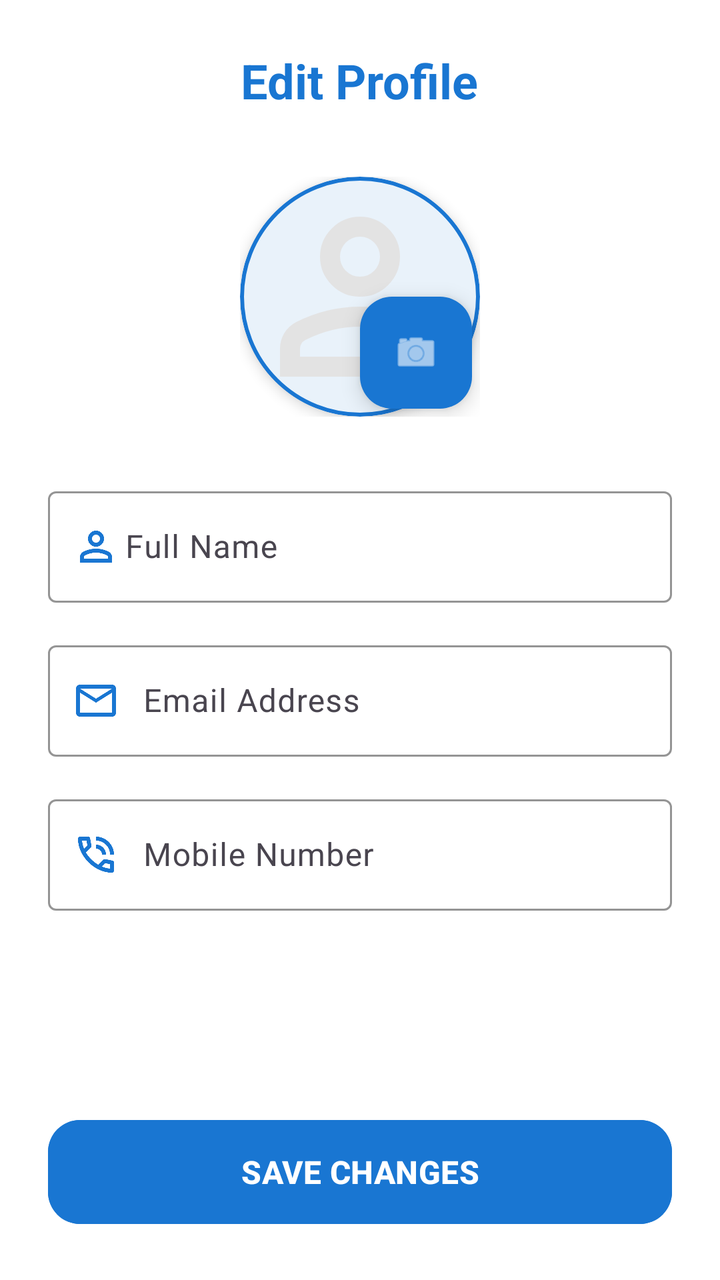
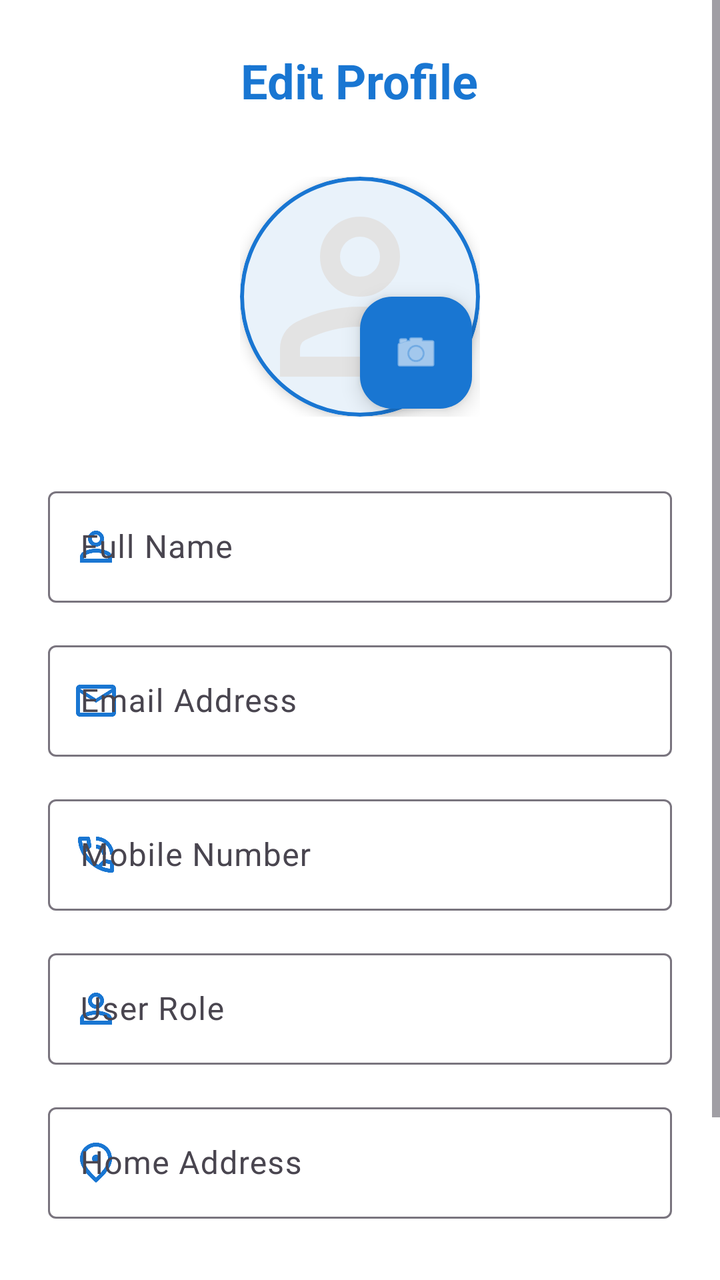

Two renders of the same Android screen: before a commit and after it. Below are the layout's source before the change and the commit's diff.
<!-- AndroidManifest.xml: application theme Theme.Urbanfix -->
<!-- res/layout/fragment_editprofile.xml -->
<?xml version="1.0" encoding="utf-8"?>
<ScrollView xmlns:android="http://schemas.android.com/apk/res/android"
    xmlns:app="http://schemas.android.com/apk/res-auto"
    xmlns:tools="http://schemas.android.com/tools"
    android:layout_width="match_parent"
    android:layout_height="match_parent"
    android:fillViewport="true"
    android:background="?android:attr/windowBackground">

    <LinearLayout
        android:layout_width="match_parent"
        android:layout_height="wrap_content"
        android:orientation="vertical"
        android:padding="24dp">

        <TextView
            android:layout_width="wrap_content"
            android:layout_height="wrap_content"
            android:text="Edit Profile"
            android:textSize="24sp"
            android:textColor="?attr/colorPrimary"
            android:textStyle="bold"
            android:layout_gravity="center"
            android:layout_marginBottom="32dp" />

        <androidx.constraintlayout.widget.ConstraintLayout
            android:layout_width="wrap_content"
            android:layout_height="wrap_content"
            android:layout_gravity="center"
            android:layout_marginBottom="32dp">

            <com.google.android.material.card.MaterialCardView
                android:id="@+id/cardProfileImage"
                android:layout_width="120dp"
                android:layout_height="120dp"
                app:cardCornerRadius="60dp"
                app:cardElevation="4dp"
                app:strokeColor="?attr/colorPrimary"
                app:strokeWidth="2dp"
                app:layout_constraintTop_toTopOf="parent"
                app:layout_constraintStart_toStartOf="parent"
                app:layout_constraintEnd_toEndOf="parent">

                <ImageView
                    android:id="@+id/ivProfilePicture"
                    android:layout_width="match_parent"
                    android:layout_height="match_parent"
                    android:scaleType="centerCrop"
                    android:src="@drawable/ic_person"
                 /> </com.google.android.material.card.MaterialCardView>

            <com.google.android.material.floatingactionbutton.FloatingActionButton
                android:id="@+id/btnEditImage"
                android:layout_width="wrap_content"
                android:layout_height="wrap_content"
                app:fabSize="mini"
                app:srcCompat="@android:drawable/ic_menu_camera"
                app:backgroundTint="?attr/colorPrimary"
                app:tint="@color/white"
                app:layout_constraintBottom_toBottomOf="@id/cardProfileImage"
                app:layout_constraintEnd_toEndOf="@id/cardProfileImage"
                android:layout_marginEnd="4dp"
                android:layout_marginBottom="4dp" />

        </androidx.constraintlayout.widget.ConstraintLayout>

        <com.google.android.material.textfield.TextInputLayout
            style="@style/Widget.Material3.TextInputLayout.OutlinedBox"
            android:layout_width="match_parent"
            android:layout_height="wrap_content"
            android:hint="     Full Name"
            app:startIconDrawable="@drawable/ic_person"
            app:startIconTint="?attr/colorPrimary"
            app:boxStrokeColor="?attr/colorPrimary"
            app:hintTextColor="?attr/colorPrimary">

            <com.google.android.material.textfield.TextInputEditText
                android:id="@+id/etEditName"
                android:layout_width="match_parent"
                android:layout_height="wrap_content"
                android:inputType="textPersonName"
                android:textColor="?attr/colorOnSurface" />
        </com.google.android.material.textfield.TextInputLayout>

        <com.google.android.material.textfield.TextInputLayout
            style="@style/Widget.Material3.TextInputLayout.OutlinedBox"
            android:layout_width="match_parent"
            android:layout_height="wrap_content"
            android:layout_marginTop="16dp"
            android:hint="       Email Address"
            app:startIconDrawable="@drawable/ic_mail"
            app:startIconTint="?attr/colorPrimary"
            app:boxStrokeColor="?attr/colorPrimary"
            app:hintTextColor="?attr/colorPrimary">

            <com.google.android.material.textfield.TextInputEditText
                android:id="@+id/etEditEmail"
                android:layout_width="match_parent"
                android:layout_height="wrap_content"
                android:inputType="textEmailAddress" />
        </com.google.android.material.textfield.TextInputLayout>

        <com.google.android.material.textfield.TextInputLayout
            style="@style/Widget.Material3.TextInputLayout.OutlinedBox"
            android:layout_width="match_parent"
            android:layout_height="wrap_content"
            android:layout_marginTop="16dp"
            android:hint="       Mobile Number"
            app:startIconDrawable="@drawable/ic_phone"
            app:startIconTint="?attr/colorPrimary"
            app:boxStrokeColor="?attr/colorPrimary"
            app:hintTextColor="?attr/colorPrimary">

            <com.google.android.material.textfield.TextInputEditText
                android:id="@+id/etEditMobile"
                android:layout_width="match_parent"
                android:layout_height="wrap_content"
                android:inputType="phone" />
        </com.google.android.material.textfield.TextInputLayout>

        <View
            android:layout_width="match_parent"
            android:layout_height="0dp"
            android:layout_weight="1" />

        <com.google.android.material.button.MaterialButton
            android:id="@+id/btnSaveProfile"
            android:layout_width="match_parent"
            android:layout_height="60dp"
            android:layout_marginTop="40dp"
            android:text="SAVE CHANGES"
            android:textSize="?android:attr/textSize"
            android:textStyle="bold"
            app:cornerRadius="16dp"
            android:backgroundTint="?attr/colorPrimary" />

    </LinearLayout>
</ScrollView>
<!-- resources referenced by this layout -->
<resources>
  <color name="white">#FFFFFFFF</color>
  <!-- drawable ic_mail (drawable) -->
  <vector xmlns:android="http://schemas.android.com/apk/res/android"
      android:width="24dp"
      android:height="24dp"
      android:viewportWidth="24"
      android:viewportHeight="24">
    <path
        android:pathData="M22,6c0,-1.1 -0.9,-2 -2,-2L4,4c-1.1,0 -2,0.9 -2,2v12c0,1.1 0.9,2 2,2h16c1.1,0 2,-0.9 2,-2L22,6zM20,6l-8,4.99L4,6h16zM20,18L4,18L4,8l8,5 8,-5v10z"
        android:fillColor="#e3e3e3"/>
  </vector>
  <!-- drawable ic_person (drawable) -->
  <vector xmlns:android="http://schemas.android.com/apk/res/android"
      android:width="24dp"
      android:height="24dp"
      android:viewportWidth="960"
      android:viewportHeight="960">
    <path
        android:pathData="M480,480q-66,0 -113,-47t-47,-113q0,-66 47,-113t113,-47q66,0 113,47t47,113q0,66 -47,113t-113,47ZM160,800v-112q0,-34 17.5,-62.5T224,582q62,-31 126,-46.5T480,520q66,0 130,15.5T736,582q29,15 46.5,43.5T800,688v112L160,800ZM240,720h480v-32q0,-11 -5.5,-20T700,654q-54,-27 -109,-40.5T480,600q-56,0 -111,13.5T260,654q-9,5 -14.5,14t-5.5,20v32ZM480,400q33,0 56.5,-23.5T560,320q0,-33 -23.5,-56.5T480,240q-33,0 -56.5,23.5T400,320q0,33 23.5,56.5T480,400ZM480,320ZM480,720Z"
        android:fillColor="#e3e3e3"/>
  </vector>
  <!-- drawable ic_phone (drawable) -->
  <vector xmlns:android="http://schemas.android.com/apk/res/android"
      android:width="24dp"
      android:height="24dp"
      android:viewportWidth="960"
      android:viewportHeight="960">
    <path
        android:pathData="M760,480q0,-117 -81.5,-198.5T480,200v-80q75,0 140.5,28.5t114,77q48.5,48.5 77,114T840,480h-80ZM600,480q0,-50 -35,-85t-85,-35v-80q83,0 141.5,58.5T680,480h-80ZM798,840q-125,0 -247,-54.5T329,631Q229,531 174.5,409T120,162q0,-18 12,-30t30,-12h162q14,0 25,9.5t13,22.5l26,140q2,16 -1,27t-11,19l-97,98q20,37 47.5,71.5T387,574q31,31 65,57.5t72,48.5l94,-94q9,-9 23.5,-13.5T670,570l138,28q14,4 23,14.5t9,23.5v162q0,18 -12,30t-30,12ZM241,360l66,-66 -17,-94h-89q5,41 14,81t26,79ZM599,718q39,17 79.5,27t81.5,13v-88l-94,-19 -67,67ZM241,360ZM599,718Z"
        android:fillColor="#e3e3e3"/>
  </vector>
  <style name="Theme.Urbanfix" parent="Base.Theme.Urbanfix" />
  <style name="Base.Theme.Urbanfix" parent="Theme.Material3.DayNight.NoActionBar">
          <item name="colorPrimary">#1976D2</item>
          <item name="colorOnPrimary">#FFFFFF</item>
          <item name="colorSecondary">#42A5F5</item>
          <item name="colorOnSecondary">#FFFFFF</item>
          <item name="android:statusBarColor">#1976D2</item>
          <item name="android:windowBackground">#FFFFFF</item>
          <item name="colorSurface">#FFFFFF</item>
          <item name="colorOnSurface">#212121</item>
          <item name="colorSurfaceVariant">#F5F5F5</item>
          <item name="android:textSize">16sp</item>
      </style>
</resources>

<!-- the commit's change to res/layout/fragment_editprofile.xml (unified diff, before → after) -->
@@ -42,15 +42,15 @@
                 app:layout_constraintEnd_toEndOf="parent">
 
                 <ImageView
-                    android:id="@+id/ivProfilePicture"
+                    android:id="@+id/ivEditProfilePicture"
                     android:layout_width="match_parent"
                     android:layout_height="match_parent"
                     android:scaleType="centerCrop"
-                    android:src="@drawable/ic_person"
-                 /> </com.google.android.material.card.MaterialCardView>
+                    android:src="@drawable/ic_person" />
+            </com.google.android.material.card.MaterialCardView>
 
             <com.google.android.material.floatingactionbutton.FloatingActionButton
-                android:id="@+id/btnEditImage"
+                android:id="@+id/btnChangeImage"
                 android:layout_width="wrap_content"
                 android:layout_height="wrap_content"
                 app:fabSize="mini"
@@ -61,25 +61,21 @@
                 app:layout_constraintEnd_toEndOf="@id/cardProfileImage"
                 android:layout_marginEnd="4dp"
                 android:layout_marginBottom="4dp" />
-
         </androidx.constraintlayout.widget.ConstraintLayout>
 
         <com.google.android.material.textfield.TextInputLayout
             style="@style/Widget.Material3.TextInputLayout.OutlinedBox"
             android:layout_width="match_parent"
             android:layout_height="wrap_content"
-            android:hint="     Full Name"
+            android:hint="Full Name"
             app:startIconDrawable="@drawable/ic_person"
-            app:startIconTint="?attr/colorPrimary"
-            app:boxStrokeColor="?attr/colorPrimary"
-            app:hintTextColor="?attr/colorPrimary">
+            app:startIconTint="?attr/colorPrimary">
 
             <com.google.android.material.textfield.TextInputEditText
                 android:id="@+id/etEditName"
                 android:layout_width="match_parent"
                 android:layout_height="wrap_content"
-                android:inputType="textPersonName"
-                android:textColor="?attr/colorOnSurface" />
+                android:inputType="textPersonName" />
         </com.google.android.material.textfield.TextInputLayout>
 
         <com.google.android.material.textfield.TextInputLayout
@@ -87,11 +83,9 @@
             android:layout_width="match_parent"
             android:layout_height="wrap_content"
             android:layout_marginTop="16dp"
-            android:hint="       Email Address"
+            android:hint="Email Address"
             app:startIconDrawable="@drawable/ic_mail"
-            app:startIconTint="?attr/colorPrimary"
-            app:boxStrokeColor="?attr/colorPrimary"
-            app:hintTextColor="?attr/colorPrimary">
+            app:startIconTint="?attr/colorPrimary">
 
             <com.google.android.material.textfield.TextInputEditText
                 android:id="@+id/etEditEmail"
@@ -105,11 +99,9 @@
             android:layout_width="match_parent"
             android:layout_height="wrap_content"
             android:layout_marginTop="16dp"
-            android:hint="       Mobile Number"
+            android:hint="Mobile Number"
             app:startIconDrawable="@drawable/ic_phone"
-            app:startIconTint="?attr/colorPrimary"
-            app:boxStrokeColor="?attr/colorPrimary"
-            app:hintTextColor="?attr/colorPrimary">
+            app:startIconTint="?attr/colorPrimary">
 
             <com.google.android.material.textfield.TextInputEditText
                 android:id="@+id/etEditMobile"
@@ -118,10 +110,38 @@
                 android:inputType="phone" />
         </com.google.android.material.textfield.TextInputLayout>
 
-        <View
+        <com.google.android.material.textfield.TextInputLayout
+            style="@style/Widget.Material3.TextInputLayout.OutlinedBox"
             android:layout_width="match_parent"
-            android:layout_height="0dp"
-            android:layout_weight="1" />
+            android:layout_height="wrap_content"
+            android:layout_marginTop="16dp"
+            android:hint="User Role"
+            app:startIconDrawable="@drawable/ic_person"
+            app:startIconTint="?attr/colorPrimary">
+
+            <com.google.android.material.textfield.TextInputEditText
+                android:id="@+id/etEditRole"
+                android:layout_width="match_parent"
+                android:layout_height="wrap_content"
+                android:enabled="false"
+                android:inputType="none" />
+        </com.google.android.material.textfield.TextInputLayout>
+
+        <com.google.android.material.textfield.TextInputLayout
+            style="@style/Widget.Material3.TextInputLayout.OutlinedBox"
+            android:layout_width="match_parent"
+            android:layout_height="wrap_content"
+            android:layout_marginTop="16dp"
+            android:hint="Home Address"
+            app:startIconDrawable="@drawable/ic_location"
+            app:startIconTint="?attr/colorPrimary">
+
+            <com.google.android.material.textfield.TextInputEditText
+                android:id="@+id/etEditAddress"
+                android:layout_width="match_parent"
+                android:layout_height="wrap_content"
+                android:inputType="textPostalAddress" />
+        </com.google.android.material.textfield.TextInputLayout>
 
         <com.google.android.material.button.MaterialButton
             android:id="@+id/btnSaveProfile"
@@ -129,10 +149,8 @@
             android:layout_height="60dp"
             android:layout_marginTop="40dp"
             android:text="SAVE CHANGES"
-            android:textSize="?android:attr/textSize"
             android:textStyle="bold"
-            app:cornerRadius="16dp"
-            android:backgroundTint="?attr/colorPrimary" />
+            app:cornerRadius="16dp" />
 
     </LinearLayout>
 </ScrollView>
<!-- resource entries referenced after the edit -->
@@ -1,6 +1,16 @@
 <!-- resources referenced by this layout -->
 <resources>
   <color name="white">#FFFFFFFF</color>
+  <!-- drawable ic_location (drawable) -->
+  <vector xmlns:android="http://schemas.android.com/apk/res/android"
+      android:width="24dp"
+      android:height="24dp"
+      android:viewportWidth="960"
+      android:viewportHeight="960">
+    <path
+        android:pathData="M536.5,456.5Q560,433 560,400t-23.5,-56.5Q513,320 480,320t-56.5,23.5Q400,367 400,400t23.5,56.5Q447,480 480,480t56.5,-23.5ZM480,774q122,-112 181,-203.5T720,408q0,-109 -69.5,-178.5T480,160q-101,0 -170.5,69.5T240,408q0,71 59,162.5T480,774ZM480,880Q319,743 239.5,625.5T160,408q0,-150 96.5,-239T480,80q127,0 223.5,89T800,408q0,100 -79.5,217.5T480,880ZM480,400Z"
+        android:fillColor="#e3e3e3"/>
+  </vector>
   <!-- drawable ic_mail (drawable) -->
   <vector xmlns:android="http://schemas.android.com/apk/res/android"
       android:width="24dp"
